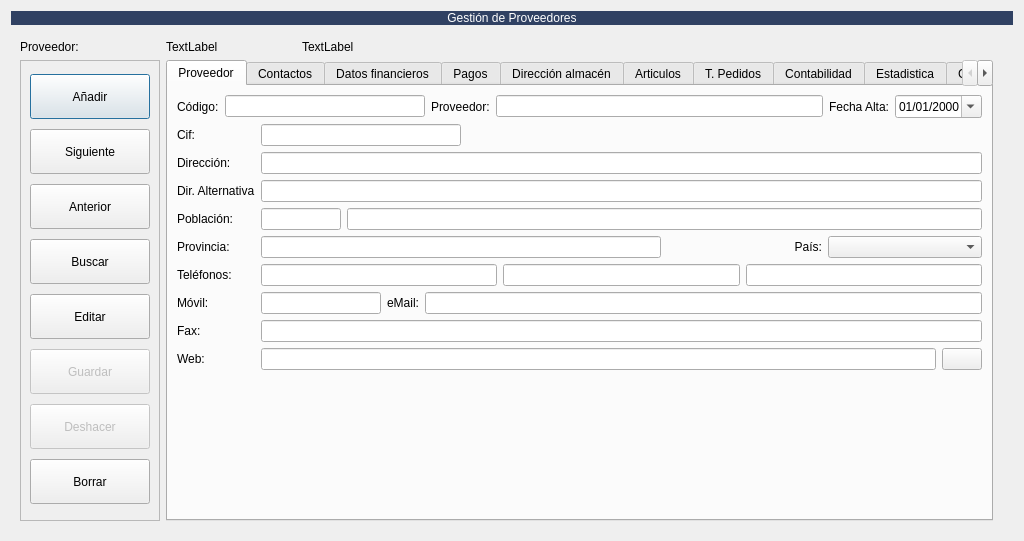
Above: Zona_Compras/frmproveedores.ui from arcnexus/RedFoX before the change. Below: the same form after it.
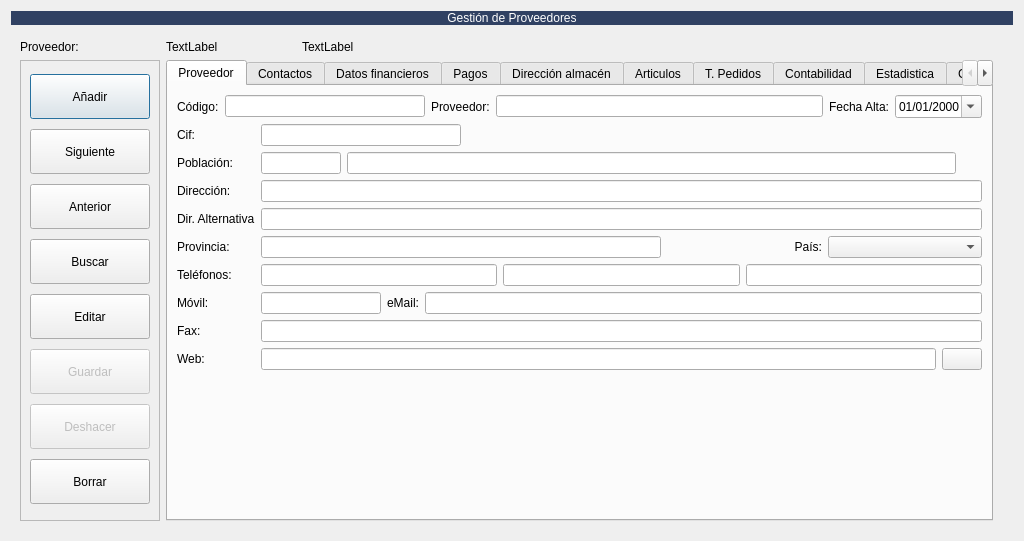
That is the form after the change. Icons and pictures are not drawn. Custom widgets are drawn as their Qt base class.

Commit message: Autocompletado de poblacion en Proveedores

The edit to the form file:
```diff
--- a/Zona_Compras/frmproveedores.ui
+++ b/Zona_Compras/frmproveedores.ui
@@ -377,7 +377,7 @@
              </property>
             </widget>
            </item>
-           <item row="2" column="0">
+           <item row="3" column="0">
             <widget class="QLabel" name="label_5">
              <property name="sizePolicy">
               <sizepolicy hsizetype="Maximum" vsizetype="Preferred">
@@ -390,7 +390,7 @@
              </property>
             </widget>
            </item>
-           <item row="3" column="0">
+           <item row="4" column="0">
             <widget class="QLabel" name="label_64">
              <property name="sizePolicy">
               <sizepolicy hsizetype="Maximum" vsizetype="Preferred">
@@ -403,20 +403,7 @@
              </property>
             </widget>
            </item>
-           <item row="4" column="0">
-            <widget class="QLabel" name="label_6">
-             <property name="sizePolicy">
-              <sizepolicy hsizetype="Maximum" vsizetype="Preferred">
-               <horstretch>0</horstretch>
-               <verstretch>0</verstretch>
-              </sizepolicy>
-             </property>
-             <property name="text">
-              <string>Población:</string>
-             </property>
-            </widget>
-           </item>
-           <item row="5" column="0">
+           <item row="6" column="0">
             <widget class="QLabel" name="label_13">
              <property name="sizePolicy">
               <sizepolicy hsizetype="Maximum" vsizetype="Preferred">
@@ -429,7 +416,7 @@
              </property>
             </widget>
            </item>
-           <item row="6" column="0">
+           <item row="7" column="0">
             <widget class="QLabel" name="label_8">
              <property name="sizePolicy">
               <sizepolicy hsizetype="Maximum" vsizetype="Preferred">
@@ -442,7 +429,7 @@
              </property>
             </widget>
            </item>
-           <item row="6" column="1" colspan="2">
+           <item row="7" column="1" colspan="2">
             <layout class="QHBoxLayout" name="horizontalLayout_4">
              <property name="spacing">
               <number>6</number>
@@ -458,7 +445,7 @@
              </item>
             </layout>
            </item>
-           <item row="7" column="0">
+           <item row="8" column="0">
             <widget class="QLabel" name="label_9">
              <property name="sizePolicy">
               <sizepolicy hsizetype="Maximum" vsizetype="Preferred">
@@ -471,20 +458,23 @@
              </property>
             </widget>
            </item>
-           <item row="8" column="0">
-            <widget class="QLabel" name="label_15">
-             <property name="sizePolicy">
-              <sizepolicy hsizetype="Maximum" vsizetype="Preferred">
-               <horstretch>0</horstretch>
-               <verstretch>0</verstretch>
-              </sizepolicy>
-             </property>
-             <property name="text">
-              <string>Fax:</string>
-             </property>
-            </widget>
-           </item>
            <item row="9" column="0">
+            <widget class="QLabel" name="label_15">
+             <property name="sizePolicy">
+              <sizepolicy hsizetype="Maximum" vsizetype="Preferred">
+               <horstretch>0</horstretch>
+               <verstretch>0</verstretch>
+              </sizepolicy>
+             </property>
+             <property name="text">
+              <string>Fax:</string>
+             </property>
+            </widget>
+           </item>
+           <item row="4" column="1" colspan="2">
+            <widget class="QLineEdit" name="txtdireccion2"/>
+           </item>
+           <item row="10" column="0">
             <widget class="QLabel" name="label_11">
              <property name="sizePolicy">
               <sizepolicy hsizetype="Maximum" vsizetype="Preferred">
@@ -497,7 +487,7 @@
              </property>
             </widget>
            </item>
-           <item row="10" column="2">
+           <item row="11" column="2">
             <spacer name="verticalSpacer_4">
              <property name="orientation">
               <enum>Qt::Vertical</enum>
@@ -510,37 +500,10 @@
              </property>
             </spacer>
            </item>
-           <item row="2" column="1" colspan="2">
-            <widget class="QLineEdit" name="txtdireccion1"/>
-           </item>
            <item row="3" column="1" colspan="2">
-            <widget class="QLineEdit" name="txtdireccion2"/>
+            <widget class="QLineEdit" name="txtdireccion1"/>
            </item>
-           <item row="4" column="1" colspan="2">
-            <layout class="QHBoxLayout" name="horizontalLayout_3">
-             <item>
-              <widget class="QLineEdit" name="txtcp">
-               <property name="maximumSize">
-                <size>
-                 <width>80</width>
-                 <height>16777215</height>
-                </size>
-               </property>
-              </widget>
-             </item>
-             <item>
-              <widget class="QLineEdit" name="txtpoblacion">
-               <property name="enabled">
-                <bool>true</bool>
-               </property>
-               <property name="autoFillBackground">
-                <bool>false</bool>
-               </property>
-              </widget>
-             </item>
-            </layout>
-           </item>
-           <item row="5" column="1" colspan="2">
+           <item row="6" column="1" colspan="2">
             <layout class="QHBoxLayout" name="horizontalLayout_5">
              <item>
               <widget class="QLineEdit" name="txtprovincia">
@@ -567,7 +530,7 @@
              </item>
             </layout>
            </item>
-           <item row="7" column="1" colspan="2">
+           <item row="8" column="1" colspan="2">
             <layout class="QHBoxLayout" name="horizontalLayout_6">
              <item>
               <widget class="QLineEdit" name="txtmovil">
@@ -600,10 +563,10 @@
              </item>
             </layout>
            </item>
-           <item row="8" column="1" colspan="2">
-            <widget class="QLineEdit" name="txtfax"/>
-           </item>
            <item row="9" column="1" colspan="2">
+            <widget class="QLineEdit" name="txtfax"/>
+           </item>
+           <item row="10" column="1" colspan="2">
             <layout class="QHBoxLayout" name="horizontalLayout_7">
              <item>
               <widget class="QLineEdit" name="txtweb"/>
@@ -627,6 +590,43 @@
              </item>
             </layout>
            </item>
+           <item row="2" column="0">
+            <widget class="QLabel" name="label_6">
+             <property name="sizePolicy">
+              <sizepolicy hsizetype="Maximum" vsizetype="Preferred">
+               <horstretch>0</horstretch>
+               <verstretch>0</verstretch>
+              </sizepolicy>
+             </property>
+             <property name="text">
+              <string>Población:</string>
+             </property>
+            </widget>
+           </item>
+           <item row="2" column="1">
+            <layout class="QHBoxLayout" name="horizontalLayout_3">
+             <item>
+              <widget class="QLineEdit" name="txtcp">
+               <property name="maximumSize">
+                <size>
+                 <width>80</width>
+                 <height>16777215</height>
+                </size>
+               </property>
+              </widget>
+             </item>
+             <item>
+              <widget class="QLineEdit" name="txtpoblacion">
+               <property name="enabled">
+                <bool>true</bool>
+               </property>
+               <property name="autoFillBackground">
+                <bool>false</bool>
+               </property>
+              </widget>
+             </item>
+            </layout>
+           </item>
           </layout>
          </widget>
          <widget class="QWidget" name="tabContacto">
```
Left out of the diff: 90 changed lines with no effect on the pictures. The commit also changes 2 other files.
